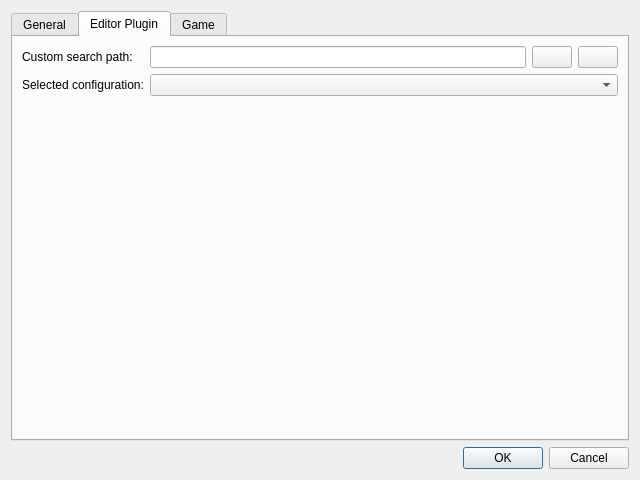
This is tools/editor/application/VadonEditor/UI/Project/ProjectSettingsDialog.ui in janos-ijgyarto/vadon as Qt 5 draws it before an edit. The edited form follows.
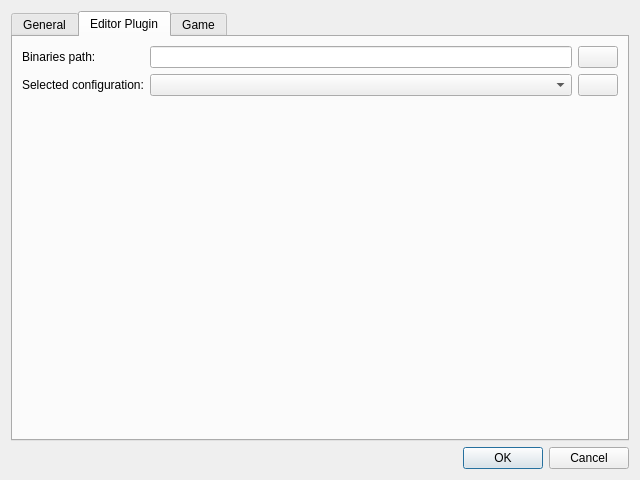
This is the edited form. The open tabs and pages were chosen to show the change. Icons and pictures are not drawn.

```diff
--- a/tools/editor/application/VadonEditor/UI/Project/ProjectSettingsDialog.ui
+++ b/tools/editor/application/VadonEditor/UI/Project/ProjectSettingsDialog.ui
@@ -120,44 +120,6 @@
        <string>Editor Plugin</string>
       </attribute>
       <layout class="QFormLayout" name="pluginTabForm">
-       <item row="0" column="0">
-        <widget class="QLabel" name="pluginPathOverrideLabel">
-         <property name="text">
-          <string>Custom search path:</string>
-         </property>
-        </widget>
-       </item>
-       <item row="0" column="1">
-        <layout class="QHBoxLayout" name="pluginCustomPathHBox">
-         <item>
-          <widget class="QLineEdit" name="pluginCustomPathEdit">
-           <property name="readOnly">
-            <bool>true</bool>
-           </property>
-          </widget>
-         </item>
-         <item>
-          <widget class="QPushButton" name="pluginCustomPathBrowseButton">
-           <property name="text">
-            <string/>
-           </property>
-           <property name="icon">
-            <iconset theme="QIcon::ThemeIcon::FolderOpen"/>
-           </property>
-          </widget>
-         </item>
-         <item>
-          <widget class="QPushButton" name="pluginCustomPathClearButton">
-           <property name="text">
-            <string/>
-           </property>
-           <property name="icon">
-            <iconset theme="QIcon::ThemeIcon::EditClear"/>
-           </property>
-          </widget>
-         </item>
-        </layout>
-       </item>
        <item row="1" column="0">
         <widget class="QLabel" name="pluginConfigurationLabel">
          <property name="text">
@@ -166,7 +128,49 @@
         </widget>
        </item>
        <item row="1" column="1">
-        <widget class="QComboBox" name="pluginConfigurationCombo"/>
+        <layout class="QHBoxLayout" name="pluginConfigurationHBox" stretch="1,0">
+         <item>
+          <widget class="QComboBox" name="pluginConfigurationCombo"/>
+         </item>
+         <item>
+          <widget class="QPushButton" name="pluginConfigurationRefreshButton">
+           <property name="text">
+            <string/>
+           </property>
+           <property name="icon">
+            <iconset theme="QIcon::ThemeIcon::ViewRefresh"/>
+           </property>
+          </widget>
+         </item>
+        </layout>
+       </item>
+       <item row="0" column="0">
+        <widget class="QLabel" name="pluginBinariesPathLabel">
+         <property name="text">
+          <string>Binaries path:</string>
+         </property>
+        </widget>
+       </item>
+       <item row="0" column="1">
+        <layout class="QHBoxLayout" name="pluginBinariesPathHBox">
+         <item>
+          <widget class="QLineEdit" name="pluginBinariesPathEdit">
+           <property name="readOnly">
+            <bool>true</bool>
+           </property>
+          </widget>
+         </item>
+         <item>
+          <widget class="QPushButton" name="pluginBinariesPathBrowseButton">
+           <property name="text">
+            <string/>
+           </property>
+           <property name="icon">
+            <iconset theme="QIcon::ThemeIcon::FolderOpen"/>
+           </property>
+          </widget>
+         </item>
+        </layout>
        </item>
       </layout>
      </widget>
```
Left out of the diff: 294 changed lines with no effect on the pictures.
